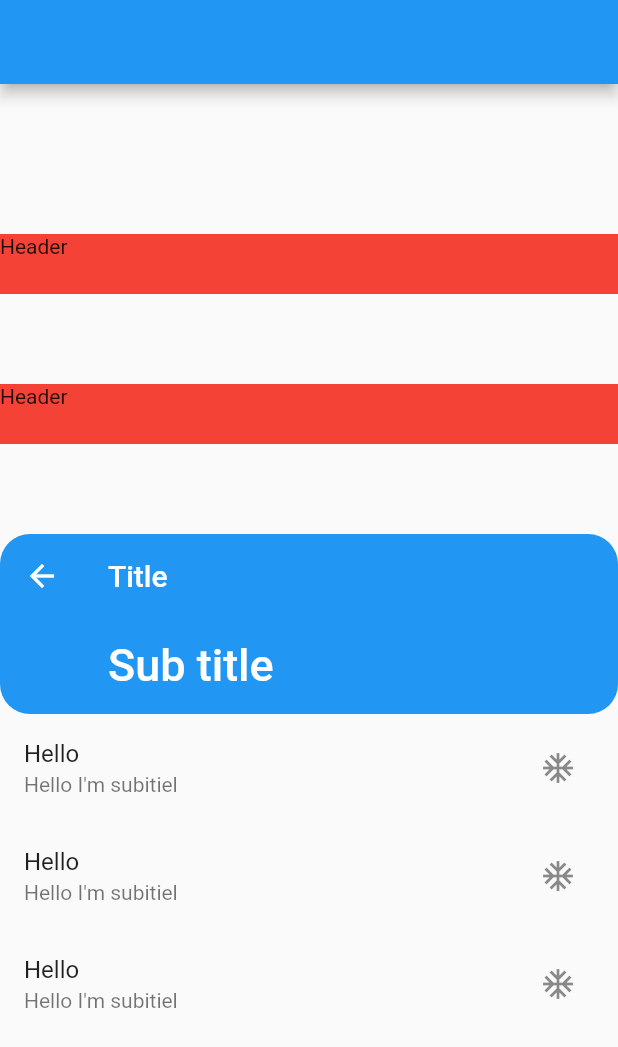
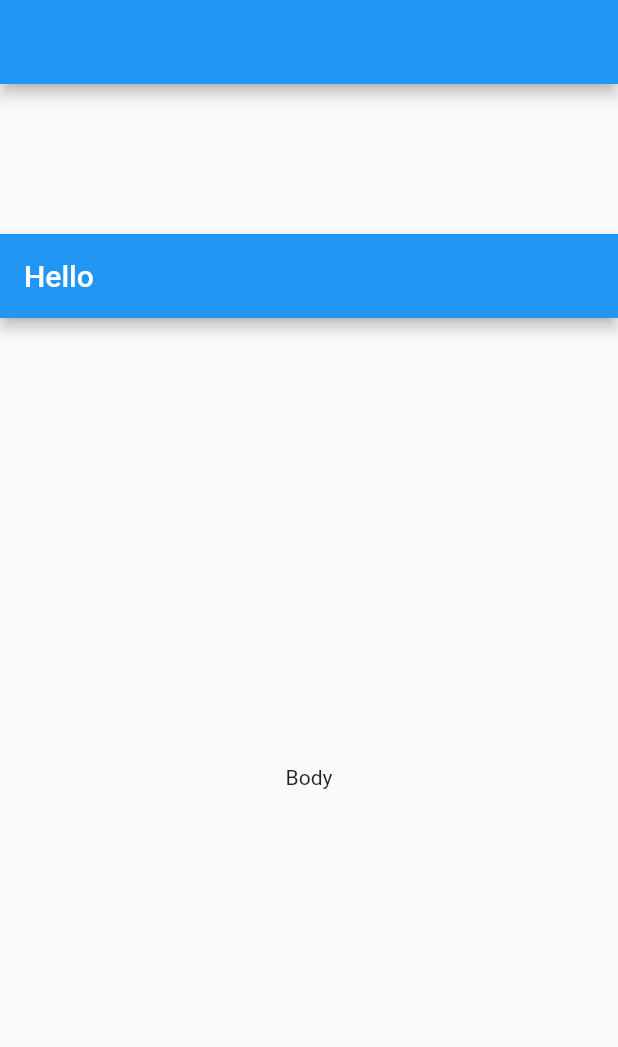
Before and after one commit to Milad-Akarie/skeletonizer, a Flutter app: the screen it shows after launch, on a phone screen of 412 x 824 dp. Shown: the top 1047 px of the screen. Run offline on Flutter 3.47's test engine with Material 2 defaults, Android fonts, the phone set to English and light mode, and no system bars.

```diff
--- a/example/lib/main.dart
+++ b/example/lib/main.dart
@@ -42,23 +42,22 @@ class _MyHomePageState extends State<MyHomePage> {
       appBar: AppBar(),
       body: SkeletonBuilder(
         widgetName: 'DemoSkeleton',
-        child: true
+        child: false
             ? Padding(
                 padding: const EdgeInsets.only(top: 100),
                 child: CustomScrollView(slivers: [
-                  SliverPersistentHeader(delegate: Header()),
-                  SliverPersistentHeader(delegate: Header()),
                   SliverAppBar(
                     expandedHeight: 120,
                     shape: RoundedRectangleBorder(borderRadius: BorderRadius.circular(20)),
-                    title: const Text('Title'),
                     leading: const BackButton(),
-                    flexibleSpace: const FlexibleSpaceBar(
-                      // background: ColoredBox(color: Colors.blue.shade400),
+                    flexibleSpace: FlexibleSpaceBar(
+                      background: Image.network(
+                        'https://images.unsplash.com/photo-1575936123452-b67c3203c357?ixlib=rb-4.0.3&ixid=MnwxMjA3fDB8MHxwaG90by1wYWdlfHx8fGVufDB8fHx8&auto=format&fit=crop&w=1770&q=80',
+                        fit: BoxFit.cover,
+                      ),
                       title: Text("Sub title"),
                     ),
                   ),
-
                   SliverList(
                     delegate: SliverChildBuilderDelegate(
                       (context, index) => ListTile(
@@ -69,7 +68,6 @@ class _MyHomePageState extends State<MyHomePage> {
                       childCount: 3,
                     ),
                   ),
-
 
                   // SliverToBoxAdapter(
                   //   child: SizedBox(
@@ -137,21 +135,37 @@ class _MyHomePageState extends State<MyHomePage> {
                     // SizedBox(
                     //   height: 20,
                     // ),
-                    ElevatedButton(
-                      onPressed: () {},
-                      child: Text('Click me'),
+                    // IconButton.outlined(
+                    //   onPressed: () {},
+                    //   icon: Icon(Icons.ac_unit),
+                    // ),
+                    Expanded(
+                        child: Scaffold(
+                      appBar: AppBar(title: const Text("Hello")),
+                      body: Center(
+                        child: Text("Body"),
                       ),
-                    const Divider(
-                      thickness: 20,
-                      height: 32,
-                      color: Colors.redAccent,
-                    ),
-                    Spacer(),
-                    ElevatedButton(
-                      onPressed: () {},
-                      child: Text('Click me'),
-                    ),
-                    Text('Click me ' * 10),
+                    )),
+
+                    // const Padding(
+                    //   padding: EdgeInsets.all(8.0),
+                    //   child: Text('Hello'),
+                    // ),
+                    // ElevatedButton(
+                    //   onPressed: () {},
+                    //   child: Text('Click me'),
+                    // ),
+                    // const Divider(
+                    //   thickness: 20,
+                    //   height: 32,
+                    //   color: Colors.redAccent,
+                    // ),
+                    // Spacer(),
+                    // ElevatedButton(
+                    //   onPressed: () {},
+                    //   child: Text('Click me'),
+                    // ),
+                    // Text('Click me ' * 10),
                     // if(false)
 
                     // Table(
@@ -176,7 +190,6 @@ class _MyHomePageState extends State<MyHomePage> {
                     //     ],
                     //   ),
                     // ),
-
                     if (false)
                       Expanded(
                         child: ListView.separated(
@@ -260,25 +273,3 @@ class _MyHomePageState extends State<MyHomePage> {
     );
   }
 }
-
-class Header extends SliverPersistentHeaderDelegate {
-  @override
-  Widget build(BuildContext context, double shrinkOffset, bool overlapsContent) {
-    return Container(
-      color: Colors.red,
-      height: 40,
-      child: const Text('Header'),
-    );
-  }
-
-  @override
-  double get maxExtent => 100;
-
-  @override
-  double get minExtent => 0;
-
-  @override
-  bool shouldRebuild(covariant SliverPersistentHeaderDelegate oldDelegate) {
-    return true;
-  }
-}
```
Also changed, not shown: lib/src/bones/box_bone.dart (+10 -1 lines), lib/src/bones/text_bone.dart (+6 -1 lines), lib/src/builder/widget_describer.dart (+7 -3 lines), lib/src/skeleton_scanner.dart (+207 -74 lines). Lines whose indentation alone changed are shown as unchanged.
